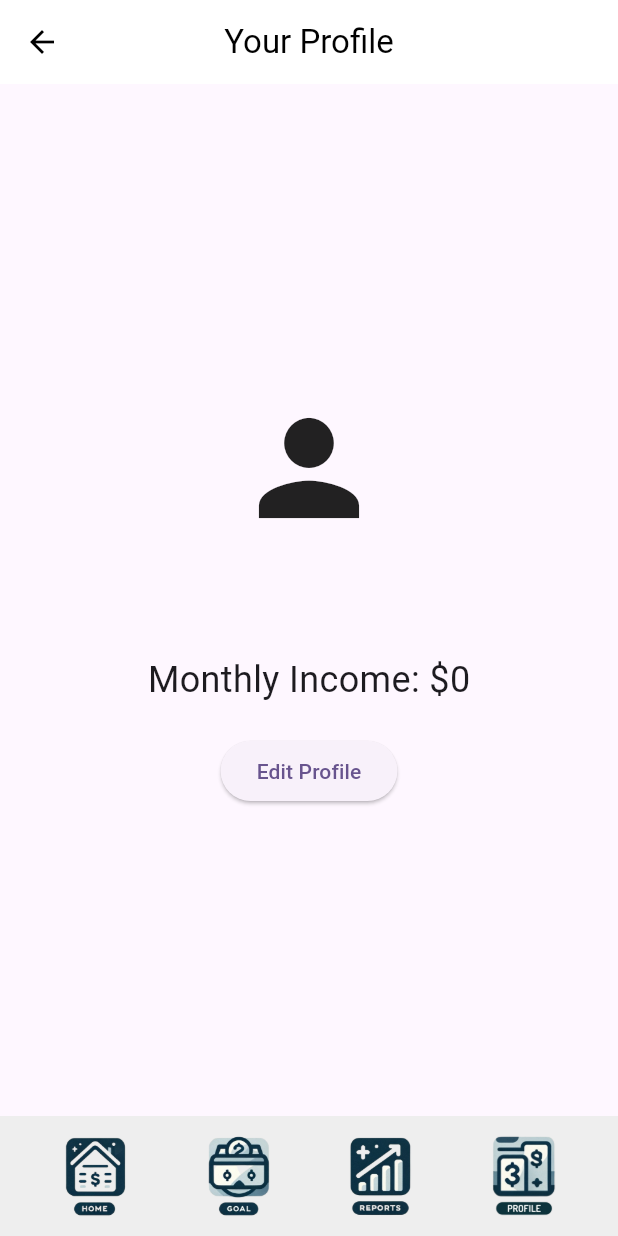
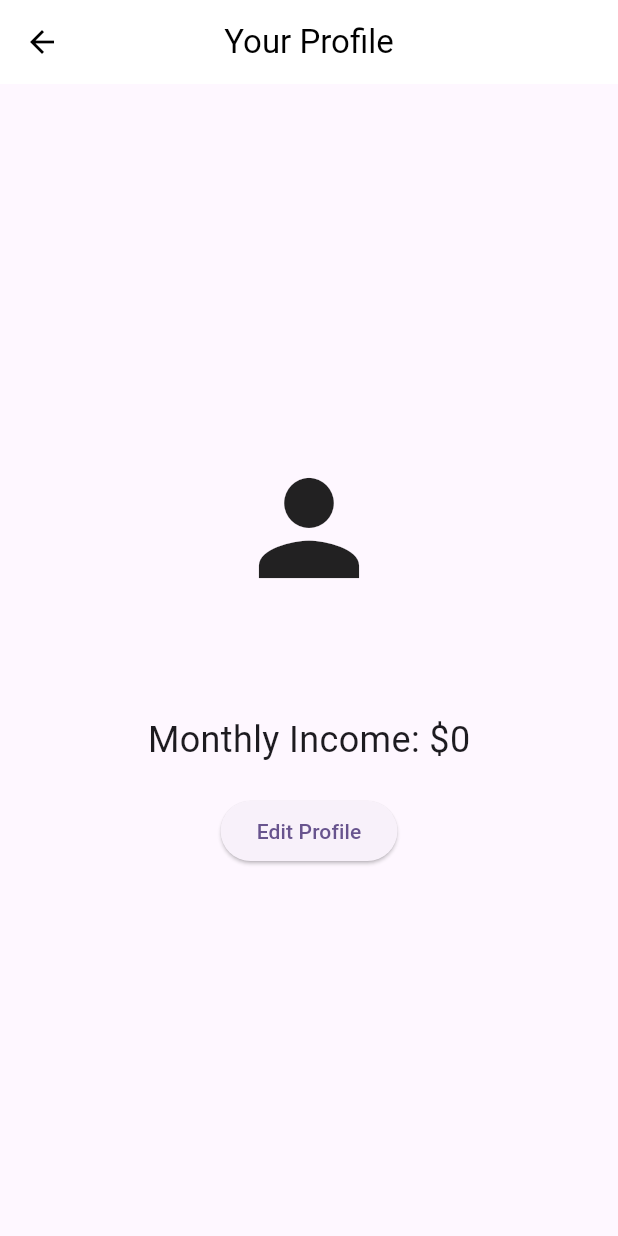
Before and after one commit to SlowpokeBloke/Flutter_ExpenseTracker, a Flutter app: the screen it shows after launch, after a tap on the "person" icon, on a phone screen of 412 x 824 dp. Run offline on Flutter 3.47's test engine with Material 3 defaults, Android fonts, the phone set to English and light mode, and no system bars; our stand-ins replace community_charts_flutter, flutter_form_builder, form_builder_validators, pie_chart, shared_preferences, sqflite; accounts and stored records are empty.

Commit message:
nav fixes

```diff
--- a/expense_tracker/lib/main.dart
+++ b/expense_tracker/lib/main.dart
@@ -18,15 +18,15 @@ class MyApp extends StatelessWidget {
         useMaterial3: true,
       ),
       // home: HomeScreen(),
-      // routes: {
-      //   '/home': (context) => HomeScreen(),
-      //   '/budget_goal': (context) => BudgetGoal(),
-      //   '/categories': (context) => Categories(),
-      //   '/expense_entry': (context) => ExpenseEntry(),
-      //   '/expense_view': (context) => ExpenseView(),
-      //   '/profile': (context) => Profile(),
-      //   '/visual_report': (context) => VisualReport(),
-      // },
+      routes: {
+        '/home': (context) => HomeScreen(),
+        '/budget_goal': (context) => BudgetGoal(),
+        '/categories': (context) => CategoriesScreen(),
+        '/expense_entry': (context) => ExpenseEntry(),
+        '/expense_view': (context) => MyExpensesWidget(),
+        '/profile': (context) => Profile(),
+        '/visual_report': (context) => VisualReport(),
+      },
       home:DefaultTabController(
         length: 3,
         child: Scaffold(
--- a/expense_tracker/lib/screens/index.dart
+++ b/expense_tracker/lib/screens/index.dart
@@ -7,3 +7,6 @@ export 'home_screen.dart';
 export 'budget_goal.dart';
 export 'expense_entry.dart';
 export 'visual_report.dart';
+
+export 'categories.dart';
+export 'expense_view.dart';
--- a/expense_tracker/lib/screens/profile.dart
+++ b/expense_tracker/lib/screens/profile.dart
@@ -114,56 +114,6 @@ class _ProfileState extends State<Profile> {
           ],
         ),
       ),
-      bottomNavigationBar: BottomAppBar(
-        color: Colors.grey[200],
-        shape: CircularNotchedRectangle(),
-        child: Padding(
-          padding: const EdgeInsets.symmetric(vertical: 0.50),
-          child: Row(
-            mainAxisAlignment: MainAxisAlignment.spaceAround,
-            children: <Widget>[
-
-              GestureDetector(
-                onTap: () {
-                  Navigator.pushNamed(context, '/home');
-                },
-                child: Container(
-                  width: 60,
-                  height: 60,
-                  child: Image.asset('assets/homeIcon.png'),
-                ),
-              ),
-              GestureDetector(
-                onTap: () {
-                  Navigator.pushNamed(context, '/budget_goal');
-                },
-                child: Container(
-                  width: 60,
-                  height: 60,
-                  child: Image.asset('assets/goalIcon.png'),
-                ),
-              ),
-              GestureDetector(
-                onTap: () {
-                  Navigator.pushNamed(context, '/visual_report');
-                },
-                child: Container(
-                  width: 60,
-                  height: 60,
-                  child: Image.asset('assets/reportIcon.png'),
-                ),
-              ),
-              GestureDetector(
-                child: Container(
-                  width: 60,
-                  height: 60,
-                  child: Image.asset('assets/profileIcon.png'),
-                ),
-              ),
-            ],
-          ),
-        ),
-      ),
     );
   }
 }
```
